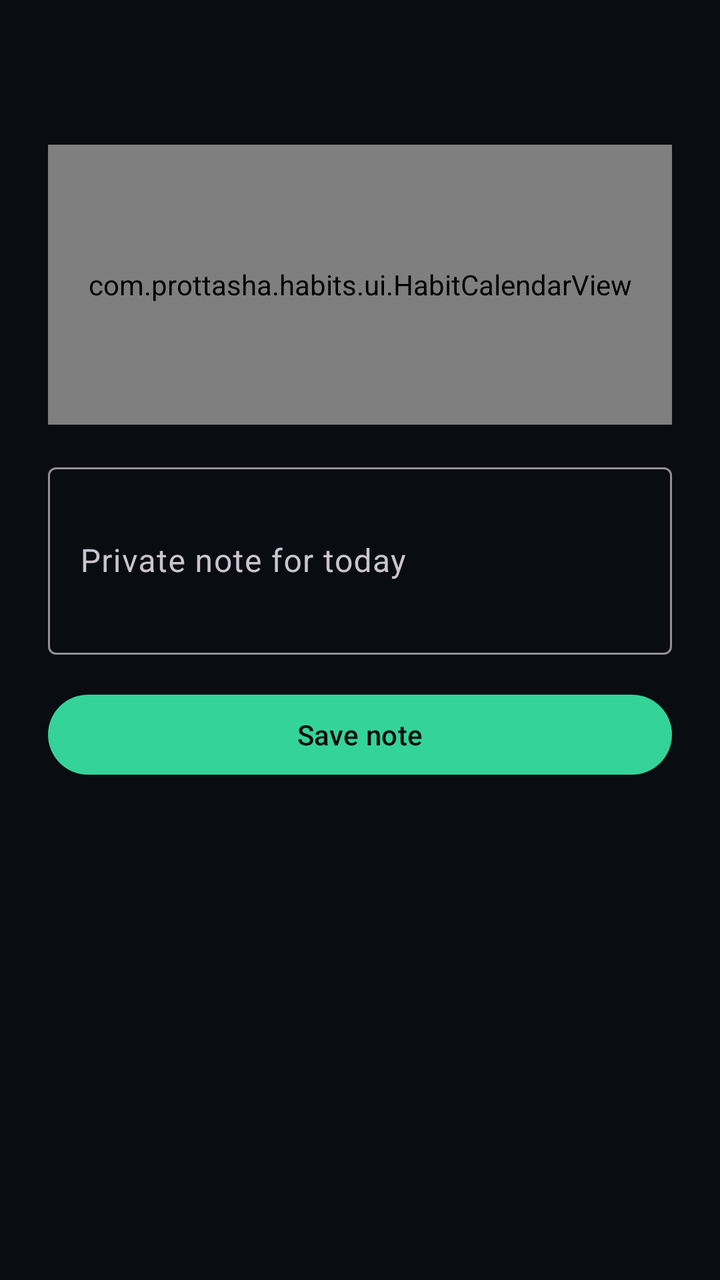
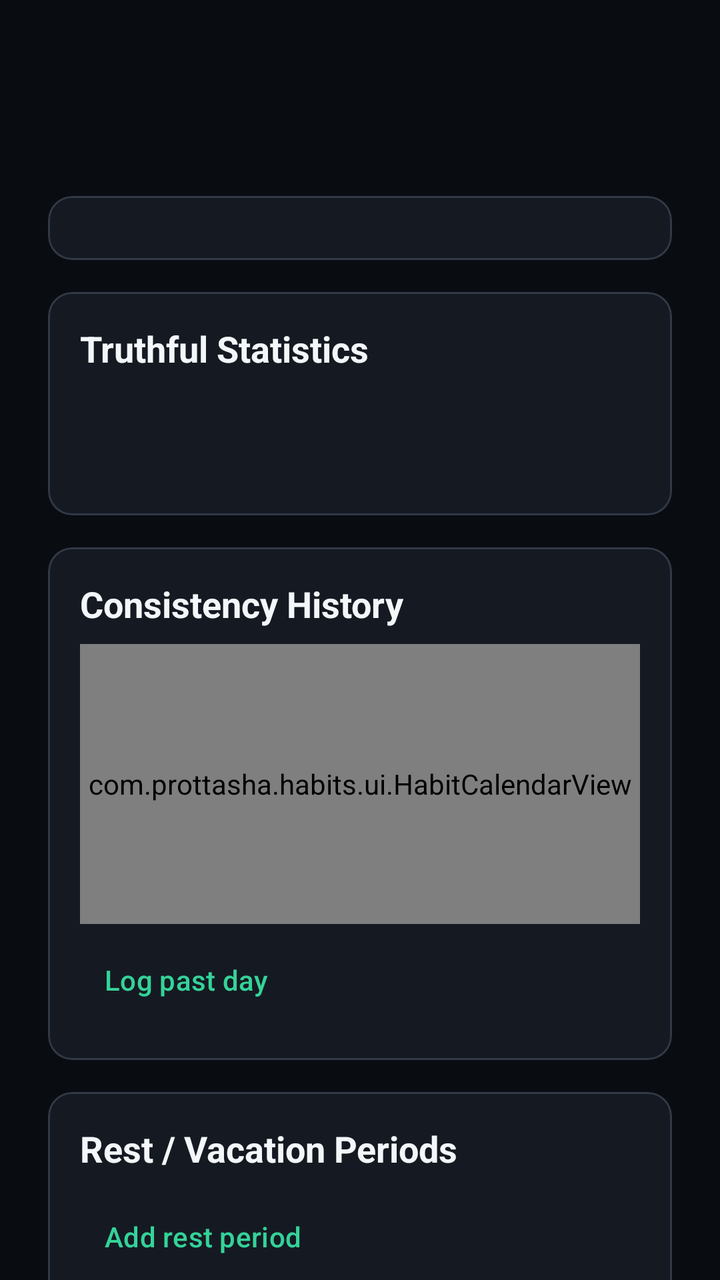

The first picture is an Android layout as it rendered before a commit; the second is the same layout after the commit. The layout source and the unified diff follow.
<!-- AndroidManifest.xml: application theme Theme.Prottasha -->
<!-- res/layout/activity_habit_history.xml -->
<?xml version="1.0" encoding="utf-8"?>
<androidx.core.widget.NestedScrollView xmlns:android="http://schemas.android.com/apk/res/android"
    android:layout_width="match_parent"
    android:layout_height="match_parent">
    <LinearLayout
        android:layout_width="match_parent"
        android:layout_height="wrap_content"
        android:orientation="vertical"
        android:padding="@dimen/spacing_large">
        <TextView android:id="@+id/habit_history_title" android:layout_width="match_parent" android:layout_height="wrap_content" android:textColor="@color/color_text_primary" android:textSize="@dimen/text_headline" android:textStyle="bold" />
        <com.prottasha.habits.ui.HabitCalendarView android:id="@+id/habit_history_calendar" android:layout_width="match_parent" android:layout_height="140dp" android:layout_marginTop="@dimen/spacing_medium" />
        <com.google.android.material.textfield.TextInputLayout android:layout_width="match_parent" android:layout_height="wrap_content" android:layout_marginTop="@dimen/spacing_medium" android:hint="@string/habit_note_hint">
            <com.google.android.material.textfield.TextInputEditText android:id="@+id/habit_note_input" android:layout_width="match_parent" android:layout_height="wrap_content" android:inputType="textCapSentences|textMultiLine" android:minLines="3" />
        </com.google.android.material.textfield.TextInputLayout>
        <com.google.android.material.button.MaterialButton android:id="@+id/habit_note_save" style="@style/Widget.Prottasha.Button.Pill" android:layout_width="match_parent" android:layout_height="wrap_content" android:layout_marginTop="@dimen/spacing_medium" android:text="@string/habit_note_save" />
    </LinearLayout>
</androidx.core.widget.NestedScrollView>
<!-- resources referenced by this layout -->
<resources>
  <color name="color_text_primary">#F4F7FA</color>
  <dimen name="spacing_large">24dp</dimen>
  <dimen name="spacing_medium">16dp</dimen>
  <dimen name="text_headline">24sp</dimen>
  <string name="habit_note_hint">Private note for today</string>
  <string name="habit_note_save">Save note</string>
  <style name="Widget.Prottasha.Button.Pill" parent="Widget.Material3.Button">
          <item name="android:textColor">@color/color_on_hope</item>
          <item name="cornerRadius">@dimen/pill_button_radius</item>
          <item name="backgroundTint">@color/color_hope</item>
      </style>
  <style name="Theme.Prottasha" parent="Theme.Material3.Dark.NoActionBar">
          <item name="android:windowBackground">@color/color_background</item>
          <item name="android:colorBackground">@color/color_background</item>
          <item name="colorSurface">@color/color_surface</item>
          <item name="colorSurfaceVariant">@color/color_surface_raised</item>
          <item name="colorPrimary">@color/color_hope</item>
          <item name="colorOnPrimary">@color/color_on_hope</item>
          <item name="colorSecondary">@color/color_identity</item>
          <item name="colorOnSecondary">@color/color_on_identity</item>
          <item name="colorError">@color/color_crisis</item>
          <item name="colorOnError">@color/color_on_crisis</item>
          <item name="android:textColorPrimary">@color/color_text_primary</item>
          <item name="android:textColorSecondary">@color/color_text_secondary</item>
          <item name="android:navigationBarColor">@color/color_background</item>
          <item name="android:statusBarColor">@color/color_background</item>
          <item name="android:windowLightStatusBar">false</item>
      </style>
  <color name="color_on_hope">#090C11</color>
  <dimen name="pill_button_radius">28dp</dimen>
  <color name="color_hope">#34D399</color>
  <color name="color_background">#090C11</color>
  <color name="color_surface">#151A22</color>
  <color name="color_surface_raised">#202833</color>
  <color name="color_identity">#7C8DFF</color>
  <color name="color_on_identity">#090C11</color>
  <color name="color_crisis">#F87171</color>
  <color name="color_on_crisis">#090C11</color>
  <color name="color_text_secondary">#A9B3C0</color>
</resources>

<!-- the commit's change to res/layout/activity_habit_history.xml (unified diff, before → after) -->
@@ -1,17 +1,342 @@
 <?xml version="1.0" encoding="utf-8"?>
 <androidx.core.widget.NestedScrollView xmlns:android="http://schemas.android.com/apk/res/android"
+    xmlns:app="http://schemas.android.com/apk/res-auto"
     android:layout_width="match_parent"
-    android:layout_height="match_parent">
+    android:layout_height="match_parent"
+    android:fillViewport="true">
+
     <LinearLayout
         android:layout_width="match_parent"
         android:layout_height="wrap_content"
         android:orientation="vertical"
         android:padding="@dimen/spacing_large">
-        <TextView android:id="@+id/habit_history_title" android:layout_width="match_parent" android:layout_height="wrap_content" android:textColor="@color/color_text_primary" android:textSize="@dimen/text_headline" android:textStyle="bold" />
-        <com.prottasha.habits.ui.HabitCalendarView android:id="@+id/habit_history_calendar" android:layout_width="match_parent" android:layout_height="140dp" android:layout_marginTop="@dimen/spacing_medium" />
-        <com.google.android.material.textfield.TextInputLayout android:layout_width="match_parent" android:layout_height="wrap_content" android:layout_marginTop="@dimen/spacing_medium" android:hint="@string/habit_note_hint">
-            <com.google.android.material.textfield.TextInputEditText android:id="@+id/habit_note_input" android:layout_width="match_parent" android:layout_height="wrap_content" android:inputType="textCapSentences|textMultiLine" android:minLines="3" />
-        </com.google.android.material.textfield.TextInputLayout>
-        <com.google.android.material.button.MaterialButton android:id="@+id/habit_note_save" style="@style/Widget.Prottasha.Button.Pill" android:layout_width="match_parent" android:layout_height="wrap_content" android:layout_marginTop="@dimen/spacing_medium" android:text="@string/habit_note_save" />
+
+        
+        <TextView
+            android:id="@+id/habit_history_title"
+            android:layout_width="match_parent"
+            android:layout_height="wrap_content"
+            android:textColor="@color/color_text_primary"
+            android:textSize="@dimen/text_headline"
+            android:textStyle="bold" />
+
+        <TextView
+            android:id="@+id/habit_history_subtitle"
+            android:layout_width="match_parent"
+            android:layout_height="wrap_content"
+            android:layout_marginTop="@dimen/spacing_xsmall"
+            android:textColor="@color/color_text_secondary"
+            android:textSize="@dimen/text_body" />
+
+        
+        <com.google.android.material.card.MaterialCardView
+            android:id="@+id/habit_mindful_card"
+            android:layout_width="match_parent"
+            android:layout_height="wrap_content"
+            android:layout_marginTop="@dimen/spacing_medium"
+            app:cardBackgroundColor="@color/color_surface"
+            app:strokeColor="@color/color_border"
+            app:strokeWidth="1dp">
+
+            <LinearLayout
+                android:layout_width="match_parent"
+                android:layout_height="wrap_content"
+                android:orientation="vertical"
+                android:padding="@dimen/spacing_medium">
+
+                <TextView
+                    android:id="@+id/habit_detail_cue"
+                    android:layout_width="match_parent"
+                    android:layout_height="wrap_content"
+                    android:textColor="@color/color_text_primary"
+                    android:textSize="@dimen/text_body"
+                    android:visibility="gone" />
+
+                <TextView
+                    android:id="@+id/habit_detail_if_then"
+                    android:layout_width="match_parent"
+                    android:layout_height="wrap_content"
+                    android:layout_marginTop="@dimen/spacing_xsmall"
+                    android:textColor="@color/color_text_secondary"
+                    android:textSize="@dimen/text_body"
+                    android:visibility="gone" />
+
+                <TextView
+                    android:id="@+id/habit_detail_rebound"
+                    android:layout_width="match_parent"
+                    android:layout_height="wrap_content"
+                    android:layout_marginTop="@dimen/spacing_xsmall"
+                    android:textColor="@color/color_friction"
+                    android:textSize="@dimen/text_body"
+                    android:visibility="gone" />
+            </LinearLayout>
+        </com.google.android.material.card.MaterialCardView>
+
+        
+        <com.google.android.material.card.MaterialCardView
+            android:id="@+id/habit_stats_card"
+            android:layout_width="match_parent"
+            android:layout_height="wrap_content"
+            android:layout_marginTop="@dimen/spacing_medium"
+            app:cardBackgroundColor="@color/color_surface"
+            app:strokeColor="@color/color_border"
+            app:strokeWidth="1dp">
+
+            <LinearLayout
+                android:layout_width="match_parent"
+                android:layout_height="wrap_content"
+                android:orientation="vertical"
+                android:padding="@dimen/spacing_medium">
+
+                <TextView
+                    android:layout_width="match_parent"
+                    android:layout_height="wrap_content"
+                    android:text="Truthful Statistics"
+                    android:textColor="@color/color_text_primary"
+                    android:textSize="@dimen/text_title"
+                    android:textStyle="bold" />
+
+                <GridLayout
+                    android:layout_width="match_parent"
+                    android:layout_height="wrap_content"
+                    android:layout_marginTop="@dimen/spacing_small"
+                    android:columnCount="2">
+
+                    <TextView
+                        android:id="@+id/habit_stats_current_streak"
+                        android:layout_width="0dp"
+                        android:layout_height="wrap_content"
+                        android:layout_columnWeight="1"
+                        android:textColor="@color/color_text_primary"
+                        android:textSize="@dimen/text_body" />
+
+                    <TextView
+                        android:id="@+id/habit_stats_best_streak"
+                        android:layout_width="0dp"
+                        android:layout_height="wrap_content"
+                        android:layout_columnWeight="1"
+                        android:textColor="@color/color_text_primary"
+                        android:textSize="@dimen/text_body" />
+
+                    <TextView
+                        android:id="@+id/habit_stats_rate"
+                        android:layout_width="0dp"
+                        android:layout_height="wrap_content"
+                        android:layout_columnWeight="1"
+                        android:layout_marginTop="@dimen/spacing_xsmall"
+                        android:textColor="@color/color_text_secondary"
+                        android:textSize="@dimen/text_body" />
+
+                    <TextView
+                        android:id="@+id/habit_stats_total"
+                        android:layout_width="0dp"
+                        android:layout_height="wrap_content"
+                        android:layout_columnWeight="1"
+                        android:layout_marginTop="@dimen/spacing_xsmall"
+                        android:textColor="@color/color_text_secondary"
+                        android:textSize="@dimen/text_body" />
+                </GridLayout>
+            </LinearLayout>
+        </com.google.android.material.card.MaterialCardView>
+
+        
+        <com.google.android.material.card.MaterialCardView
+            android:layout_width="match_parent"
+            android:layout_height="wrap_content"
+            android:layout_marginTop="@dimen/spacing_medium"
+            app:cardBackgroundColor="@color/color_surface"
+            app:strokeColor="@color/color_border"
+            app:strokeWidth="1dp">
+
+            <LinearLayout
+                android:layout_width="match_parent"
+                android:layout_height="wrap_content"
+                android:orientation="vertical"
+                android:padding="@dimen/spacing_medium">
+
+                <TextView
+                    android:layout_width="match_parent"
+                    android:layout_height="wrap_content"
+                    android:text="Consistency History"
+                    android:textColor="@color/color_text_primary"
+                    android:textSize="@dimen/text_title"
+                    android:textStyle="bold" />
+
+                <com.prottasha.habits.ui.HabitCalendarView
+                    android:id="@+id/habit_history_calendar"
+                    android:layout_width="match_parent"
+                    android:layout_height="140dp"
+                    android:layout_marginTop="@dimen/spacing_small" />
+
+                <com.google.android.material.button.MaterialButton
+                    android:id="@+id/habit_backfill_button"
+                    style="@style/Widget.Material3.Button.TextButton"
+                    android:layout_width="wrap_content"
+                    android:layout_height="wrap_content"
+                    android:layout_marginTop="@dimen/spacing_xsmall"
+                    android:minHeight="@dimen/touch_target_min"
+                    android:text="@string/habit_backfill" />
+            </LinearLayout>
+        </com.google.android.material.card.MaterialCardView>
+
+        
+        <com.google.android.material.card.MaterialCardView
+            android:id="@+id/habit_detail_substeps_card"
+            android:layout_width="match_parent"
+            android:layout_height="wrap_content"
+            android:layout_marginTop="@dimen/spacing_medium"
+            android:visibility="gone"
+            app:cardBackgroundColor="@color/color_surface"
+            app:strokeColor="@color/color_border"
+            app:strokeWidth="1dp">
+
+            <LinearLayout
+                android:layout_width="match_parent"
+                android:layout_height="wrap_content"
+                android:orientation="vertical"
+                android:padding="@dimen/spacing_medium">
+
+                <TextView
+                    android:layout_width="match_parent"
+                    android:layout_height="wrap_content"
+                    android:text="@string/habit_substeps_title"
+                    android:textColor="@color/color_text_primary"
+                    android:textSize="@dimen/text_title"
+                    android:textStyle="bold" />
+
+                <LinearLayout
+                    android:id="@+id/habit_detail_substeps_container"
+                    android:layout_width="match_parent"
+                    android:layout_height="wrap_content"
+                    android:layout_marginTop="@dimen/spacing_small"
+                    android:orientation="vertical" />
+            </LinearLayout>
+        </com.google.android.material.card.MaterialCardView>
+
+        
+        <com.google.android.material.card.MaterialCardView
+            android:id="@+id/habit_vacation_card"
+            android:layout_width="match_parent"
+            android:layout_height="wrap_content"
+            android:layout_marginTop="@dimen/spacing_medium"
+            app:cardBackgroundColor="@color/color_surface"
+            app:strokeColor="@color/color_border"
+            app:strokeWidth="1dp">
+
+            <LinearLayout
+                android:layout_width="match_parent"
+                android:layout_height="wrap_content"
+                android:orientation="vertical"
+                android:padding="@dimen/spacing_medium">
+
+                <TextView
+                    android:layout_width="match_parent"
+                    android:layout_height="wrap_content"
+                    android:text="@string/habit_vacation_title"
+                    android:textColor="@color/color_text_primary"
+                    android:textSize="@dimen/text_title"
+                    android:textStyle="bold" />
+
+                <LinearLayout
+                    android:id="@+id/habit_vacations_container"
+                    android:layout_width="match_parent"
+                    android:layout_height="wrap_content"
+                    android:layout_marginTop="@dimen/spacing_small"
+                    android:orientation="vertical" />
+
+                <com.google.android.material.button.MaterialButton
+                    android:id="@+id/habit_add_vacation_button"
+                    style="@style/Widget.Material3.Button.TextButton"
+                    android:layout_width="wrap_content"
+                    android:layout_height="wrap_content"
+                    android:minHeight="@dimen/touch_target_min"
+                    android:text="@string/habit_add_vacation" />
+            </LinearLayout>
+        </com.google.android.material.card.MaterialCardView>
+
+        
+        <com.google.android.material.card.MaterialCardView
+            android:layout_width="match_parent"
+            android:layout_height="wrap_content"
+            android:layout_marginTop="@dimen/spacing_medium"
+            app:cardBackgroundColor="@color/color_surface"
+            app:strokeColor="@color/color_border"
+            app:strokeWidth="1dp">
+
+            <LinearLayout
+                android:layout_width="match_parent"
+                android:layout_height="wrap_content"
+                android:orientation="vertical"
+                android:padding="@dimen/spacing_medium">
+
+                <TextView
+                    android:layout_width="match_parent"
+                    android:layout_height="wrap_content"
+                    android:text="Daily Reflection Note"
+                    android:textColor="@color/color_text_primary"
+                    android:textSize="@dimen/text_title"
+                    android:textStyle="bold" />
+
+                <com.google.android.material.textfield.TextInputLayout
+                    android:layout_width="match_parent"
+                    android:layout_height="wrap_content"
+                    android:layout_marginTop="@dimen/spacing_small"
+                    android:hint="@string/habit_note_hint">
+
+                    <com.google.android.material.textfield.TextInputEditText
+                        android:id="@+id/habit_note_input"
+                        android:layout_width="match_parent"
+                        android:layout_height="wrap_content"
+                        android:inputType="textCapSentences|textMultiLine"
+                        android:minLines="2" />
+                </com.google.android.material.textfield.TextInputLayout>
+
+                <com.google.android.material.button.MaterialButton
+                    android:id="@+id/habit_note_save"
+                    style="@style/Widget.Material3.Button.TonalButton"
+                    android:layout_width="wrap_content"
+                    android:layout_height="wrap_content"
+                    android:layout_marginTop="@dimen/spacing_small"
+                    android:minHeight="@dimen/touch_target_min"
+                    android:text="@string/habit_note_save" />
+            </LinearLayout>
+        </com.google.android.material.card.MaterialCardView>
+
+        
+        <LinearLayout
+            android:layout_width="match_parent"
+            android:layout_height="wrap_content"
+            android:layout_marginTop="@dimen/spacing_xlarge"
+            android:layout_marginBottom="@dimen/spacing_large"
+            android:orientation="vertical">
+
+            <com.google.android.material.button.MaterialButton
+                android:id="@+id/habit_edit_button"
+                style="@style/Widget.Prottasha.Button.Pill"
+                android:layout_width="match_parent"
+                android:layout_height="wrap_content"
+                android:minHeight="@dimen/touch_target_min"
+                android:text="Edit Habit" />
+
+            <com.google.android.material.button.MaterialButton
+                android:id="@+id/habit_archive_button"
+                style="@style/Widget.Material3.Button.OutlinedButton"
+                android:layout_width="match_parent"
+                android:layout_height="wrap_content"
+                android:layout_marginTop="@dimen/spacing_small"
+                android:minHeight="@dimen/touch_target_min"
+                android:text="@string/habit_archive" />
+
+            <com.google.android.material.button.MaterialButton
+                android:id="@+id/habit_delete_button"
+                style="@style/Widget.Material3.Button.TextButton"
+                android:layout_width="match_parent"
+                android:layout_height="wrap_content"
+                android:layout_marginTop="@dimen/spacing_small"
+                android:minHeight="@dimen/touch_target_min"
+                android:text="@string/habit_delete"
+                android:textColor="@color/color_crisis" />
+        </LinearLayout>
+
     </LinearLayout>
 </androidx.core.widget.NestedScrollView>
<!-- resource entries referenced after the edit -->
@@ -1,11 +1,24 @@
 <!-- resources referenced by this layout -->
 <resources>
+  <color name="color_border">#303946</color>
   <color name="color_text_primary">#F4F7FA</color>
   <dimen name="spacing_large">24dp</dimen>
   <dimen name="spacing_medium">16dp</dimen>
+  <dimen name="spacing_small">8dp</dimen>
+  <dimen name="spacing_xlarge">32dp</dimen>
+  <dimen name="spacing_xsmall">4dp</dimen>
+  <dimen name="text_body">16sp</dimen>
   <dimen name="text_headline">24sp</dimen>
+  <dimen name="text_title">18sp</dimen>
+  <dimen name="touch_target_min">48dp</dimen>
+  <string name="habit_add_vacation">Add rest period</string>
+  <string name="habit_archive">Archive</string>
+  <string name="habit_backfill">Log past day</string>
+  <string name="habit_delete">Delete</string>
   <string name="habit_note_hint">Private note for today</string>
   <string name="habit_note_save">Save note</string>
+  <string name="habit_substeps_title">Checklist Substeps</string>
+  <string name="habit_vacation_title">Rest / Vacation Periods</string>
   <style name="Widget.Prottasha.Button.Pill" parent="Widget.Material3.Button">
           <item name="android:textColor">@color/color_on_hope</item>
           <item name="cornerRadius">@dimen/pill_button_radius</item>
@@ -37,6 +50,7 @@
   <color name="color_identity">#7C8DFF</color>
   <color name="color_on_identity">#090C11</color>
   <color name="color_crisis">#F87171</color>
+  <color name="color_friction">#FBBF24</color>
   <color name="color_on_crisis">#090C11</color>
   <color name="color_text_secondary">#A9B3C0</color>
 </resources>
